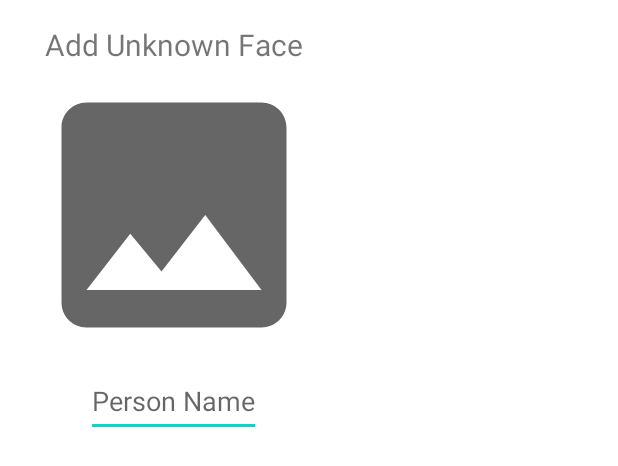
After one commit to Bjastkuliar/face_recognition, an Android app: the layout unknown_person_dialog.xml on its own in the app's theme, with its tools: preview values and no code run, on a phone screen of 412 x 824 dp. The commit adds this screen. Shown: the top 466 px of the screen. Run offline under Robolectric (Android 15) with nearby library versions, the phone set to English and light mode, and no system bars.

Commit message:
Now the application works with a button Simply put, the analysis is performed only once when the user clicks the button. While the image stream of the camera is kept active, the analyzer iterates only once upon clicking the button. The result label is also not updated so that it keeps the result of the last "button click". Added the code for a possible alert dialog to insert an unknown person's name. Deleted the chooseDirectoryIntent

```diff
--- /dev/null
+++ b/app/src/main/res/drawable/image_placeholder.xml
@@ -0,0 +1,10 @@
+<vector xmlns:android="http://schemas.android.com/apk/res/android"
+    android:width="24dp"
+    android:height="24dp"
+    android:viewportWidth="24"
+    android:viewportHeight="24"
+    android:tint="?attr/colorControlNormal">
+  <path
+      android:fillColor="@android:color/white"
+      android:pathData="M21,19V5c0,-1.1 -0.9,-2 -2,-2H5c-1.1,0 -2,0.9 -2,2v14c0,1.1 0.9,2 2,2h14c1.1,0 2,-0.9 2,-2zM8.5,13.5l2.5,3.01L14.5,12l4.5,6H5l3.5,-4.5z"/>
+</vector>
--- /dev/null
+++ b/app/src/main/res/layout/unknown_person_dialog.xml
@@ -0,0 +1,40 @@
+<?xml version="1.0" encoding="utf-8"?>
+<LinearLayout xmlns:android="http://schemas.android.com/apk/res/android"
+    android:layout_width="wrap_content"
+    android:layout_height="wrap_content"
+    xmlns:tools="http://schemas.android.com/tools"
+    android:orientation="vertical"
+    android:padding="16dp">
+
+    <TextView
+        android:id="@+id/dlg_title"
+        android:layout_gravity="center"
+        android:textSize="20sp"
+        android:text="@string/dlg_title"
+        android:layout_width="wrap_content"
+        android:layout_height="wrap_content"/>
+
+    <ImageView
+        android:layout_gravity="center"
+        android:id="@+id/dlg_image"
+        android:layout_width="200dp"
+        android:layout_height="200dp"
+        android:scaleType="centerCrop"
+        android:adjustViewBounds="true"
+        android:src="@drawable/image_placeholder"
+        android:contentDescription="@string/todo"
+        />
+
+    <EditText
+        android:id="@+id/dlg_input"
+        android:layout_width="wrap_content"
+        android:layout_height="wrap_content"
+        android:layout_gravity="center"
+        android:hint="@string/edit_text_hind"
+        android:inputType="text"
+        android:minHeight="48dp"
+        tools:ignore="TextContrastCheck"
+        />
+
+
+</LinearLayout>
--- a/app/src/main/res/values/strings.xml
+++ b/app/src/main/res/values/strings.xml
@@ -3,4 +3,7 @@
     <string name="button_text">Who am I?</string>
     <string name="result">You are %s</string>
     <string name="todo">TODO</string>
+    <string name="button">Who am I?</string>
+    <string name="edit_text_hind">Person Name</string>
+    <string name="dlg_title">Add Unknown Face</string>
 </resources>
```
Also changed, not shown: app/src/main/java/org/noi/face_recognition/MainActivity.kt (+36 -117 lines), app/src/main/java/org/noi/face_recognition/image/FrameAnalyser.kt (+14 -1 lines), app/src/main/res/layout/activity_main.xml (+11 -0 lines).
